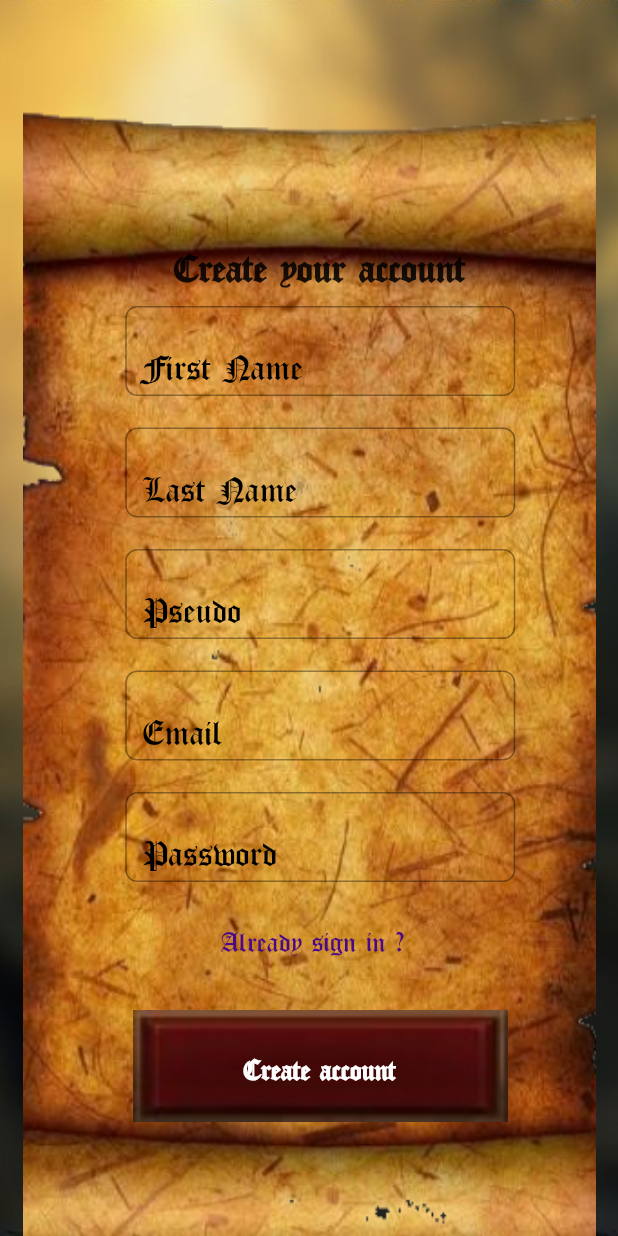
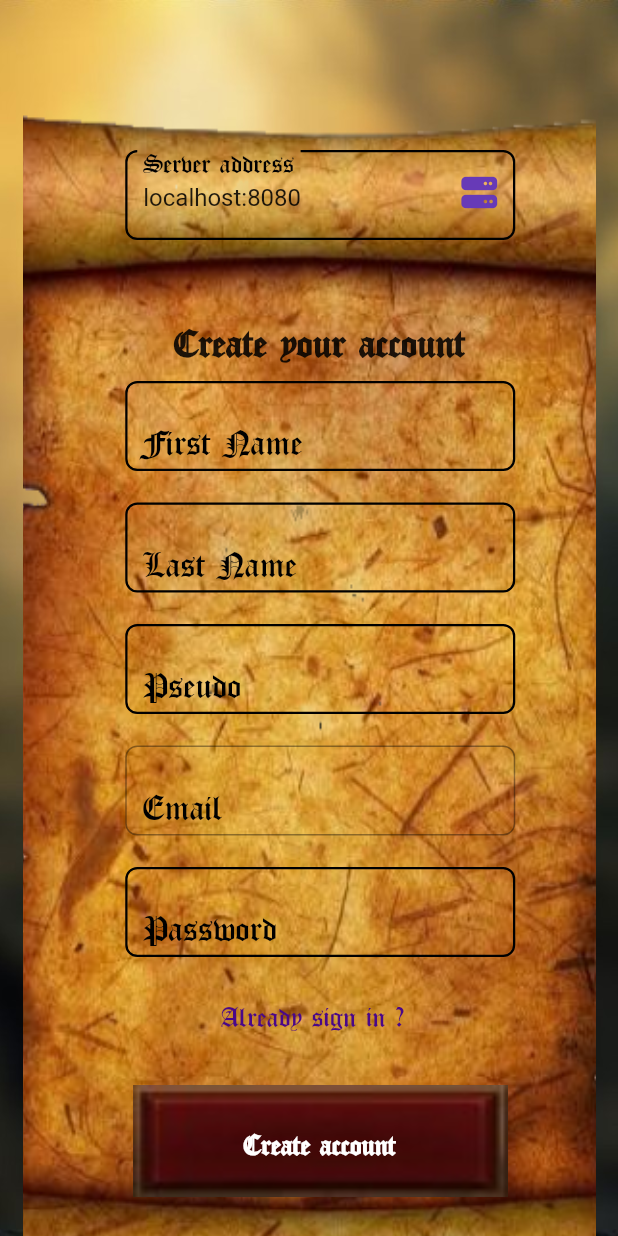
Before and after one commit to francoisbaudouin/LaZone, a Flutter app: the screen it shows after launch, after a tap on "Click here to create a new account", on a phone screen of 412 x 824 dp. Run offline on Flutter 3.47's test engine with Material 2 defaults, Android fonts, the phone set to English and light mode, and no system bars; our stand-ins replace email_validator, font_awesome_flutter, responsive_framework; missing offline and left inert: side_navigation.

Commit message:
[ADD]: possibility to change the server address from the login and signup page

```diff
--- a/flutter_application/lib/Logs/sign_in_page.dart
+++ b/flutter_application/lib/Logs/sign_in_page.dart
@@ -2,14 +2,16 @@ import 'package:flutter/material.dart';
 import 'package:font_awesome_flutter/font_awesome_flutter.dart';
 import 'package:responsive_framework/responsive_framework.dart';
 import 'sign_in_tools.dart';
+import '../Tools/global.dart';
 
 class LoginCards extends StatelessWidget {
   LoginCards({super.key});
-  var button = ButtonConnection(email: "", password: "");
+  final button = ButtonConnection(
+      email: "", password: "");
   @override
   Widget build(BuildContext context) {
     return Container(
-           padding: const EdgeInsets.only(left:15.0),
+      padding: const EdgeInsets.only(left: 15.0),
       decoration: const BoxDecoration(
         image: DecorationImage(
           image: AssetImage("assets/images/parchemin.png"),
@@ -19,8 +21,37 @@ class LoginCards extends StatelessWidget {
       child: Column(
         crossAxisAlignment: CrossAxisAlignment.center,
         children: <Widget>[
+          Padding(
+            padding: const EdgeInsets.symmetric(vertical: 45.0),
+            child: SizedBox(
+              width: 260,
+              height: 60,
+              child: TextFormField(
+                onChanged: (value) {
+                  serverAddress = value;
+                },
+                initialValue: serverAddress,
+                decoration: const InputDecoration(
+                  enabledBorder: OutlineInputBorder(
+                      borderRadius: BorderRadius.all(Radius.circular(8)),
+                      borderSide: BorderSide(width: 1.5)),
+                  focusedBorder: OutlineInputBorder(
+                      borderRadius: BorderRadius.all(Radius.circular(8)),
+                      borderSide:
+                          BorderSide(width: 2, color: Colors.lightBlue)),
+                  suffix:
+                      Icon(FontAwesomeIcons.server, color: Colors.deepPurple),
+                  labelText: "Server address",
+                  labelStyle: TextStyle(
+                      fontFamily: "OldLondon",
+                      color: Colors.black,
+                      fontSize: 25),
+                ),
+              ),
+            ),
+          ),
           const SizedBox(
-                      height: 100,
+            height: 30,
           ),
           const Text(
             "Hello",
@@ -37,7 +68,7 @@ class LoginCards extends StatelessWidget {
           const Text(
             "Sign in with your account",
             style: TextStyle(
-                        color: Color.fromARGB(255, 64, 65, 68),
+              color: Color.fromARGB(255, 74, 8, 136),
               fontSize: 20,
               fontFamily: "OldLondon",
             ),
@@ -55,16 +86,22 @@ class LoginCards extends StatelessWidget {
                   button.email = value;
                 },
                 decoration: const InputDecoration(
+                  enabledBorder: OutlineInputBorder(
+                      borderRadius: BorderRadius.all(Radius.circular(8)),
+                      borderSide: BorderSide(width: 1.5)),
+                  focusedBorder: OutlineInputBorder(
+                      borderRadius: BorderRadius.all(Radius.circular(8)),
+                      borderSide:
+                          BorderSide(width: 2, color: Colors.lightBlue)),
                   suffix: Icon(
-                              FontAwesomeIcons.user,
-                              color: Colors.red,
+                    FontAwesomeIcons.envelope,
+                    color: Colors.deepPurple,
                   ),
                   labelText: "Email",
-                            labelStyle: TextStyle(fontFamily: "OldLondon", color: Colors.black, fontSize: 25),
-                            border: OutlineInputBorder(
-                              borderRadius:
-                                  BorderRadius.all(Radius.circular(8)),
-                            ),
+                  labelStyle: TextStyle(
+                      fontFamily: "OldLondon",
+                      color: Colors.black,
+                      fontSize: 25),
                 ),
               ),
             ),
@@ -83,16 +120,23 @@ class LoginCards extends StatelessWidget {
                   button.password = value;
                 },
                 decoration: const InputDecoration(
+                  enabledBorder: OutlineInputBorder(
+                      borderRadius: BorderRadius.all(Radius.circular(8)),
+                      borderSide: BorderSide(width: 1.5)),
+                  focusedBorder: OutlineInputBorder(
+                      borderRadius: BorderRadius.all(Radius.circular(8)),
+                      borderSide:
+                          BorderSide(width: 2, color: Colors.lightBlue)),
                   suffix: Icon(
-                                FontAwesomeIcons.user,
-                                color: Colors.red,
+                    FontAwesomeIcons.key,
+                    color: Colors.deepPurple,
                   ),
                   labelText: "Password",
-                              labelStyle: TextStyle(fontFamily: "OldLondon", color: Colors.black, fontSize: 25),
-                              border: OutlineInputBorder(
-                                borderRadius:
-                                    BorderRadius.all(Radius.circular(8)),
-                              )),
+                  labelStyle: TextStyle(
+                      fontFamily: "OldLondon",
+                      color: Colors.black,
+                      fontSize: 25),
+                ),
               ),
             ),
           ),
@@ -146,7 +190,8 @@ class LoginPage extends StatelessWidget {
       width: 1080,
       decoration: const BoxDecoration(
         image: DecorationImage(
-            image: AssetImage("assets/images/font_menu.jpg"), fit: BoxFit.cover),
+            image: AssetImage("assets/images/font_menu.jpg"),
+            fit: BoxFit.cover),
       ),
       child: Scaffold(
         backgroundColor: Colors.transparent,
--- a/flutter_application/lib/Logs/sign_in_tools.dart
+++ b/flutter_application/lib/Logs/sign_in_tools.dart
@@ -7,6 +7,7 @@ import 'sign_up_page.dart';
 import 'package:http/http.dart' as http;
 import 'dart:convert';
 import '../home_page.dart';
+import '../Tools/global.dart';
 
 class ForgottenPassword extends StatelessWidget {
   const ForgottenPassword({super.key});
@@ -126,7 +127,7 @@ class ButtonService extends StatelessWidget {
 }
 
 signin(email, password, context) async {
-  var url = Uri.parse("http://localhost:8080/auth/signIn");
+  var url = Uri.parse("http://$serverAddress/auth/signIn");
   final http.Response response = await http.post(
     url,
     headers: <String, String>{
--- a/flutter_application/lib/Logs/sign_up_page.dart
+++ b/flutter_application/lib/Logs/sign_up_page.dart
@@ -2,32 +2,64 @@ import 'package:flutter/material.dart';
 import 'sign_up_tools.dart';
 import 'package:font_awesome_flutter/font_awesome_flutter.dart';
 import 'package:responsive_framework/responsive_framework.dart';
+import '../Tools/global.dart';
 
 class SignUpCards extends StatelessWidget {
   SignUpCards({super.key});
-  var button = ButtonCreateAccount(
-      firstname_: "", lastname_: "", pseudo_: "", email_: "", password_: "");
+  final button = ButtonCreateAccount(
+      firstname_: "",
+      lastname_: "",
+      pseudo_: "",
+      email_: "",
+      password_: "");
 
   @override
   Widget build(BuildContext context) {
     return Container(
-            padding: const EdgeInsets.only(left:15.0),
+      padding: const EdgeInsets.only(left: 15.0),
       decoration: const BoxDecoration(
         image: DecorationImage(
           image: AssetImage("assets/images/parchemin2.png"),
           fit: BoxFit.fitHeight,
         ),
       ),
-            child: Column(
-                crossAxisAlignment: CrossAxisAlignment.center,
-                children: <Widget>[
-                  const SizedBox(
-                    height: 120,
+      child: Column(crossAxisAlignment: CrossAxisAlignment.center, children: <
+          Widget>[
+        Padding(
+          padding: const EdgeInsets.symmetric(vertical: 55.0),
+          child: SizedBox(
+            width: 260,
+            height: 60,
+            child: TextFormField(
+              onChanged: (value) {
+                serverAddress = value;
+              },
+              initialValue: serverAddress,
+              decoration: const InputDecoration(
+                enabledBorder: OutlineInputBorder(
+                    borderRadius: BorderRadius.all(Radius.circular(8)),
+                    borderSide: BorderSide(width: 1.5)),
+                focusedBorder: OutlineInputBorder(
+                    borderRadius: BorderRadius.all(Radius.circular(8)),
+                    borderSide: BorderSide(width: 2, color: Colors.lightBlue)),
+                suffix: Icon(
+                  FontAwesomeIcons.server,
+                  color: Colors.deepPurple,
+                ),
+                labelText: "Server address",
+                labelStyle: TextStyle(
+                    fontFamily: "OldLondon", color: Colors.black, fontSize: 25),
+              ),
+            ),
+          ),
         ),
         const Text(
           "Create your account",
           style: TextStyle(
-                        fontSize: 28, fontWeight: FontWeight.bold, fontFamily: "OldLondon",),
+            fontSize: 28,
+            fontWeight: FontWeight.bold,
+            fontFamily: "OldLondon",
+          ),
         ),
         const SizedBox(
           height: 13,
@@ -42,16 +74,20 @@ class SignUpCards extends StatelessWidget {
                 button.firstname_ = value;
               },
               decoration: const InputDecoration(
+                enabledBorder: OutlineInputBorder(
+                    borderRadius: BorderRadius.all(Radius.circular(8)),
+                    borderSide: BorderSide(width: 1.5)),
+                focusedBorder: OutlineInputBorder(
+                    borderRadius: BorderRadius.all(Radius.circular(8)),
+                    borderSide: BorderSide(width: 2, color: Colors.lightBlue)),
                 suffix: Icon(
                   FontAwesomeIcons.user,
-                              color: Colors.red,
+                  color: Colors.deepPurple,
                 ),
                 labelText: "First Name",
-                            labelStyle: TextStyle(fontFamily: "OldLondon", color: Colors.black, fontSize: 25),
-                            border: OutlineInputBorder(
-                              borderRadius:
-                                  BorderRadius.all(Radius.circular(8)),
-                            )),
+                labelStyle: TextStyle(
+                    fontFamily: "OldLondon", color: Colors.black, fontSize: 25),
+              ),
             ),
           ),
         ),
@@ -68,16 +104,20 @@ class SignUpCards extends StatelessWidget {
                 button.lastname_ = value;
               },
               decoration: const InputDecoration(
+                enabledBorder: OutlineInputBorder(
+                    borderRadius: BorderRadius.all(Radius.circular(8)),
+                    borderSide: BorderSide(width: 1.5)),
+                focusedBorder: OutlineInputBorder(
+                    borderRadius: BorderRadius.all(Radius.circular(8)),
+                    borderSide: BorderSide(width: 2, color: Colors.lightBlue)),
                 suffix: Icon(
                   FontAwesomeIcons.user,
-                              color: Colors.red,
+                  color: Colors.deepPurple,
                 ),
                 labelText: "Last Name",
-                            labelStyle: TextStyle(fontFamily: "OldLondon", color: Colors.black, fontSize: 25),
-                            border: OutlineInputBorder(
-                              borderRadius:
-                                  BorderRadius.all(Radius.circular(8)),
-                            )),
+                labelStyle: TextStyle(
+                    fontFamily: "OldLondon", color: Colors.black, fontSize: 25),
+              ),
             ),
           ),
         ),
@@ -94,16 +134,20 @@ class SignUpCards extends StatelessWidget {
                 button.pseudo_ = value;
               },
               decoration: const InputDecoration(
+                enabledBorder: OutlineInputBorder(
+                    borderRadius: BorderRadius.all(Radius.circular(8)),
+                    borderSide: BorderSide(width: 1.5)),
+                focusedBorder: OutlineInputBorder(
+                    borderRadius: BorderRadius.all(Radius.circular(8)),
+                    borderSide: BorderSide(width: 2, color: Colors.lightBlue)),
                 suffix: Icon(
                   FontAwesomeIcons.user,
-                              color: Colors.red,
+                  color: Colors.deepPurple,
                 ),
                 labelText: "Pseudo",
-                            labelStyle: TextStyle(fontFamily: "OldLondon", color: Colors.black, fontSize: 25),
-                            border: OutlineInputBorder(
-                              borderRadius:
-                                  BorderRadius.all(Radius.circular(8)),
-                            )),
+                labelStyle: TextStyle(
+                    fontFamily: "OldLondon", color: Colors.black, fontSize: 25),
+              ),
             ),
           ),
         ),
@@ -121,14 +165,16 @@ class SignUpCards extends StatelessWidget {
               },
               decoration: const InputDecoration(
                   suffix: Icon(
-                              FontAwesomeIcons.user,
-                              color: Colors.red,
+                    FontAwesomeIcons.envelope,
+                    color: Colors.deepPurple,
                   ),
                   labelText: "Email",
-                            labelStyle: TextStyle(fontFamily: "OldLondon", color: Colors.black, fontSize: 25),
+                  labelStyle: TextStyle(
+                      fontFamily: "OldLondon",
+                      color: Colors.black,
+                      fontSize: 25),
                   border: OutlineInputBorder(
-                              borderRadius:
-                                  BorderRadius.all(Radius.circular(8)),
+                    borderRadius: BorderRadius.all(Radius.circular(8)),
                   )),
             ),
           ),
@@ -147,16 +193,20 @@ class SignUpCards extends StatelessWidget {
                 button.password_ = value;
               },
               decoration: const InputDecoration(
+                enabledBorder: OutlineInputBorder(
+                    borderRadius: BorderRadius.all(Radius.circular(8)),
+                    borderSide: BorderSide(width: 1.5)),
+                focusedBorder: OutlineInputBorder(
+                    borderRadius: BorderRadius.all(Radius.circular(8)),
+                    borderSide: BorderSide(width: 2, color: Colors.lightBlue)),
                 suffix: Icon(
-                              FontAwesomeIcons.user,
-                              color: Colors.red,
+                  FontAwesomeIcons.key,
+                  color: Colors.deepPurple,
                 ),
                 labelText: "Password",
-                            labelStyle: TextStyle(fontFamily: "OldLondon", color: Colors.black, fontSize: 25),
-                            border: OutlineInputBorder(
-                              borderRadius:
-                                  BorderRadius.all(Radius.circular(8)),
-                            )),
+                labelStyle: TextStyle(
+                    fontFamily: "OldLondon", color: Colors.black, fontSize: 25),
+              ),
             ),
           ),
         ),
@@ -213,7 +263,8 @@ class SignUpPage extends StatelessWidget {
       width: 1080,
       decoration: const BoxDecoration(
         image: DecorationImage(
-            image: AssetImage("assets/images/font_menu.jpg"), fit: BoxFit.cover),
+            image: AssetImage("assets/images/font_menu.jpg"),
+            fit: BoxFit.cover),
       ),
       child: Scaffold(
         backgroundColor: Colors.transparent,
--- a/flutter_application/lib/Logs/sign_up_tools.dart
+++ b/flutter_application/lib/Logs/sign_up_tools.dart
@@ -5,6 +5,7 @@ import 'package:http/http.dart' as http;
 import 'dart:convert';
 import '../home_page.dart';
 import '../Tools/text.dart';
+import '../Tools/global.dart';
 
 class ButtonCreateAccount extends StatelessWidget {
   ButtonCreateAccount(
@@ -31,23 +32,27 @@ class ButtonCreateAccount extends StatelessWidget {
           user.pseudo = pseudo_;
           signup(firstname_, lastname_, pseudo_, email_, password_, context);
         } else {
-            throw Exception('Failed to login.');
+          throw Exception('Failed to login.');
         }
       },
       child: Container(
         alignment: Alignment.center,
         width: 250,
         decoration: const BoxDecoration(
-             image: DecorationImage(
-                   image: AssetImage("assets/images/button.jpg"),
-                   fit: BoxFit.fitWidth,
-               ),),
+          image: DecorationImage(
+            image: AssetImage("assets/images/button.jpg"),
+            fit: BoxFit.fitWidth,
+          ),
+        ),
         child: const Padding(
           padding: EdgeInsets.all(50.0),
           child: Text(
             'Create account',
             style: TextStyle(
-                color: Colors.white, fontSize: 20, fontWeight: FontWeight.bold, fontFamily: "OldLondon"),
+                color: Colors.white,
+                fontSize: 20,
+                fontWeight: FontWeight.bold,
+                fontFamily: "OldLondon"),
           ),
         ),
       ),
@@ -74,7 +79,10 @@ class LoginAlready extends StatelessWidget {
             },
             child: const Text(
               "Already sign in ?",
-              style: TextStyle(color: Color.fromARGB(255, 74, 8, 136), fontFamily: "OldLondon", fontSize: 20),
+              style: TextStyle(
+                  color: Color.fromARGB(255, 74, 8, 136),
+                  fontFamily: "OldLondon",
+                  fontSize: 20),
             ),
           )
         ],
@@ -84,7 +92,7 @@ class LoginAlready extends StatelessWidget {
 }
 
 signup(firstname, lastname, pseudo, email, password, context) async {
-  var url = Uri.parse("http://localhost:8080/auth/signUp");
+  var url = Uri.parse("http://$serverAddress/auth/signUp");
   final http.Response response = await http.post(
     url,
     headers: <String, String>{
--- a/flutter_application/lib/ServicePage/choose_page.dart
+++ b/flutter_application/lib/ServicePage/choose_page.dart
@@ -13,6 +13,7 @@ import 'confirm_area_page.dart';
 import 'package:http/http.dart' as http;
 import 'dart:convert';
 import '../Tools/setup_page.dart';
+import '../Tools/global.dart';
 
 chooseReactionService(page, context) async {
   if (page == "Twitter") {
@@ -144,7 +145,7 @@ chooseConnection(page, context) async {
 }
 
 AreaConnection(recJson, context) async {
-  var url = Uri.parse("http://localhost:8080/areas/new");
+  var url = Uri.parse("http://$serverAddress/areas/new");
   final http.Response response = await http.post(
     url,
     headers: <String, String>{
--- a/flutter_application/lib/ServicePage/services_page.dart
+++ b/flutter_application/lib/ServicePage/services_page.dart
@@ -5,9 +5,10 @@ import '../Tools/text.dart';
 import '../Tools/color.dart';
 import 'package:responsive_framework/responsive_framework.dart';
 import 'package:url_launcher/url_launcher.dart';
+import '../Tools/global.dart';
 
 connectService(serviceName) async {
-  const baseUrl = "http://localhost:8080/auth/";
+  String baseUrl = "http://$serverAddress/auth/";
   final uri = Uri.parse(baseUrl + serviceName);
   final uriPost = Uri.parse(baseUrl + serviceName);
 
--- /dev/null
+++ b/flutter_application/lib/Tools/global.dart
@@ -0,0 +1 @@
+String serverAddress = "localhost:8080";
--- a/flutter_application/lib/main.dart
+++ b/flutter_application/lib/main.dart
@@ -30,8 +30,10 @@ class MyApp extends StatelessWidget {
       debugShowCheckedModeBanner: false,
       initialRoute: '/',
       routes: {
-      '/': (context) => const LoginPage(),
-      '/home': (context) => const MyHomePage(title: "LaZone",),
+        '/': (context) => const LoginPage(),
+        '/home': (context) => const MyHomePage(
+              title: "LaZone",
+            ),
       },
     );
   }
```
Lines whose indentation alone changed are shown as unchanged.
